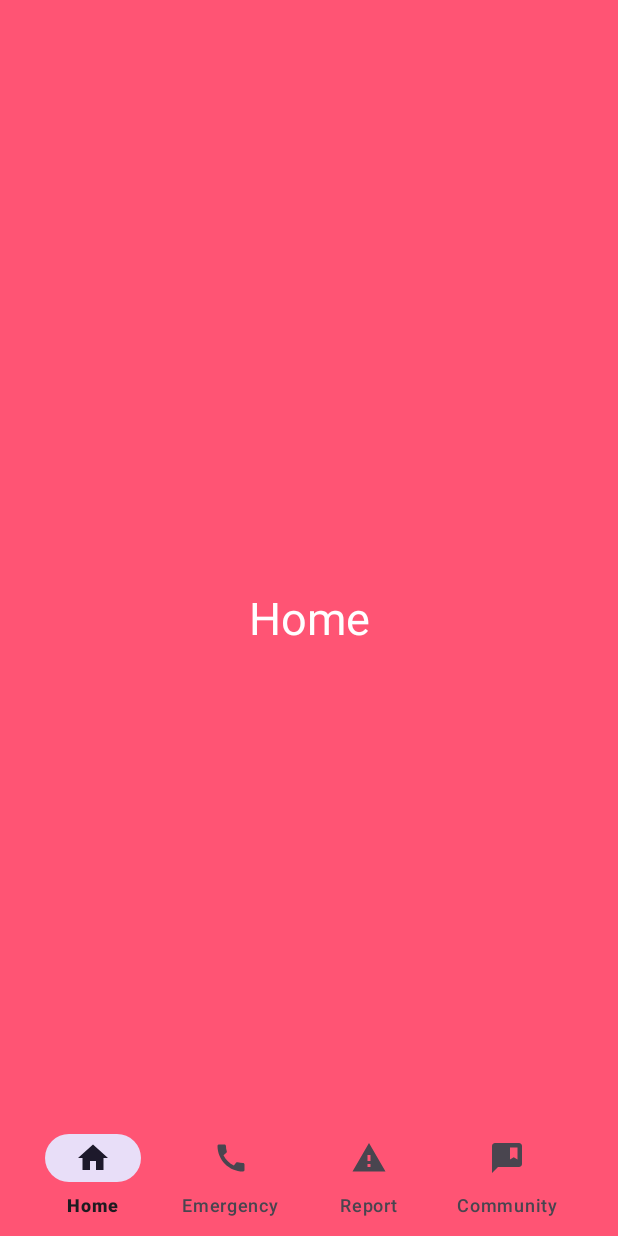
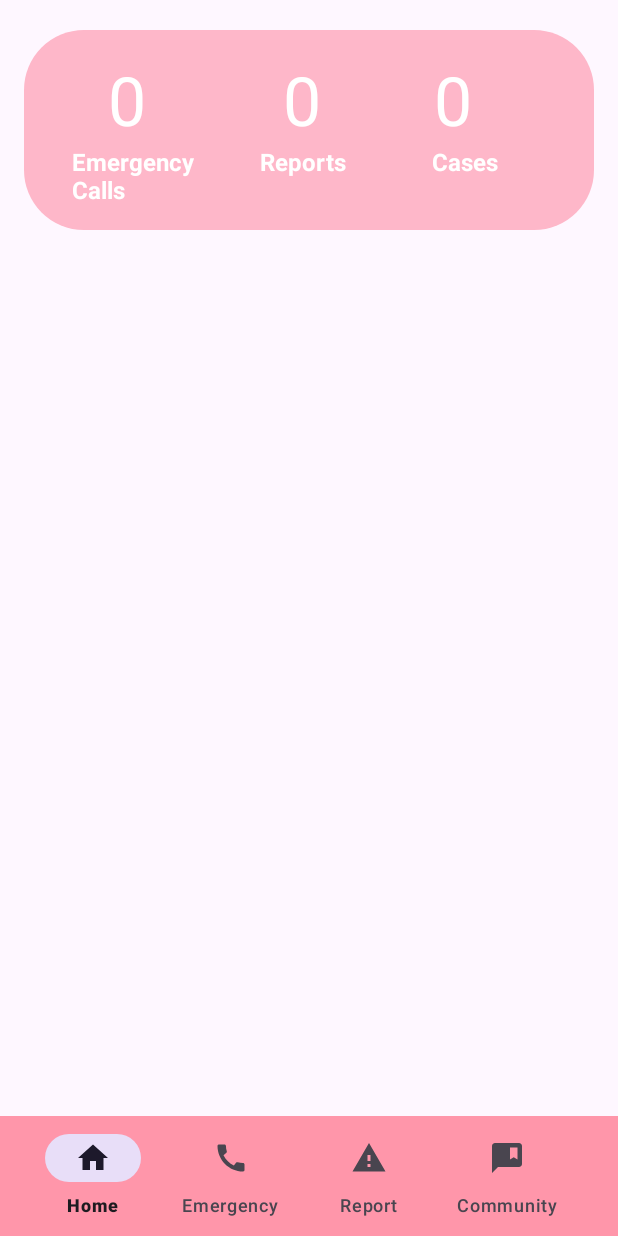
Before and after one commit to SamarpitaBDas/Raksha, an Android app: the HomeActivity screen opened directly, with no data from a screen before it, on a phone screen of 412 x 824 dp. Run offline under Robolectric (Android 15) with nearby library versions, the phone set to English and light mode, and no system bars; our stand-ins replace Firebase (no records; nobody signed in at launch, a user with empty details on screens opened directly).

Commit message:
home_stats_box

```diff
--- a/app/src/main/java/com/example/raksha/HomeActivity.java
+++ b/app/src/main/java/com/example/raksha/HomeActivity.java
@@ -12,6 +12,7 @@ import android.location.Location;
 import android.os.Bundle;
 import android.view.MenuItem;
 import android.view.View;
+import android.widget.TextView;
 import android.widget.Toast;
 
 import com.google.android.gms.location.FusedLocationProviderClient;
@@ -19,9 +20,12 @@ import com.google.android.gms.location.LocationServices;
 import com.google.android.gms.tasks.OnCompleteListener;
 import com.google.android.gms.tasks.Task;
 import com.google.android.material.bottomnavigation.BottomNavigationView;
+import com.google.firebase.database.DataSnapshot;
+import com.google.firebase.database.DatabaseError;
 import com.google.firebase.database.DatabaseReference;
 import com.google.firebase.database.FirebaseDatabase;
 import com.example.raksha.R;
+import com.google.firebase.database.ValueEventListener;
 
 public class HomeActivity extends AppCompatActivity {
 
@@ -29,15 +33,49 @@ public class HomeActivity extends AppCompatActivity {
     private FusedLocationProviderClient fusedLocationProviderClient;
     private DatabaseReference locationRef;
 
+    private DatabaseReference emergencyCallsRef;
+    private TextView emergencyCallsCountTextView;
+
+    private DatabaseReference reportsRef;
+    private TextView reportsCountTextView;
+
+    private DatabaseReference casesRef;
+    private TextView casesCountTextView;
+
     @Override
     protected void onCreate(Bundle savedInstanceState) {
         super.onCreate(savedInstanceState);
         setContentView(R.layout.activity_home);
 
+
+
+        // Initialize Firebase Database reference
+        emergencyCallsRef = FirebaseDatabase.getInstance().getReference("emergency_calls");
+
+        // Initialize TextView for emergency calls count
+        emergencyCallsCountTextView = findViewById(R.id.emergencyCallsCountTextView);
+
+        // Retrieve emergency calls count from Firebase
+        retrieveEmergencyCallsCount();
+
+
         fusedLocationProviderClient = LocationServices.getFusedLocationProviderClient(this);
         locationRef = FirebaseDatabase.getInstance().getReference("users");
 
         getLastLocation();
+
+        // Initialize Firebase Database reference for reports
+        reportsRef = FirebaseDatabase.getInstance().getReference("reports");
+
+        // Initialize TextView for reports count
+        reportsCountTextView = findViewById(R.id.reportsCountTextView);
+
+        // Retrieve reports count from Firebase
+        retrieveReportsCount();
+
+        casesRef = FirebaseDatabase.getInstance().getReference("cases");
+        casesCountTextView = findViewById(R.id.casesCountTextView);
+        retrieveCasesCount();
 
         BottomNavigationView bottomNavigationView = findViewById(R.id.bottomNavigationView);
         bottomNavigationView.setOnNavigationItemSelectedListener(new BottomNavigationView.OnNavigationItemSelectedListener() {
@@ -143,4 +181,61 @@ public class HomeActivity extends AppCompatActivity {
             }
         }
     }
+    private void retrieveEmergencyCallsCount() {
+        emergencyCallsRef.addListenerForSingleValueEvent(new ValueEventListener() {
+            @Override
+            public void onDataChange(@NonNull DataSnapshot dataSnapshot) {
+                // Get total number of emergency calls
+                long emergencyCallsCount = dataSnapshot.getChildrenCount();
+
+                // Update TextView with the count
+                emergencyCallsCountTextView.setText(String.valueOf(emergencyCallsCount));
+            }
+
+            @Override
+            public void onCancelled(@NonNull DatabaseError databaseError) {
+                // Handle error
+                Toast.makeText(HomeActivity.this, "Failed to retrieve emergency calls count", Toast.LENGTH_SHORT).show();
+            }
+        });
+    }
+
+    private void retrieveReportsCount() {
+        reportsRef.addListenerForSingleValueEvent(new ValueEventListener() {
+            @Override
+            public void onDataChange(@NonNull DataSnapshot dataSnapshot) {
+                // Get total number of reports
+                long reportsCount = dataSnapshot.getChildrenCount();
+
+                // Update TextView with the count
+                reportsCountTextView.setText(String.valueOf(reportsCount));
+            }
+
+            @Override
+            public void onCancelled(@NonNull DatabaseError databaseError) {
+                // Handle error
+                Toast.makeText(HomeActivity.this, "Failed to retrieve reports count", Toast.LENGTH_SHORT).show();
+            }
+        });
+    }
+
+    private void retrieveCasesCount() {
+        casesRef.addListenerForSingleValueEvent(new ValueEventListener() {
+            @Override
+            public void onDataChange(@NonNull DataSnapshot dataSnapshot) {
+                // Get total number of cases
+                long casesCount = dataSnapshot.getChildrenCount();
+
+                // Update TextView with the count
+                casesCountTextView.setText(String.valueOf(casesCount));
+            }
+
+            @Override
+            public void onCancelled(@NonNull DatabaseError databaseError) {
+                // Handle error
+                Toast.makeText(HomeActivity.this, "Failed to retrieve cases count", Toast.LENGTH_SHORT).show();
+            }
+        });
+    }
+
 }
--- /dev/null
+++ b/app/src/main/res/drawable/home_rectangle.xml
@@ -0,0 +1,7 @@
+<?xml version="1.0" encoding="utf-8"?>
+<shape xmlns:android="http://schemas.android.com/apk/res/android"
+    android:shape="rectangle">
+    <solid android:color="@color/lighterpink"/>
+    <corners android:radius="40dp"></corners>
+
+</shape>
--- a/app/src/main/res/layout/activity_home.xml
+++ b/app/src/main/res/layout/activity_home.xml
@@ -4,18 +4,15 @@
     xmlns:tools="http://schemas.android.com/tools"
     android:layout_width="match_parent"
     android:layout_height="match_parent"
-    android:background="@color/pink"
     tools:context=".HomeActivity">
 
-    <!-- TODO: Update blank fragment layout -->
-    <TextView
+    <RelativeLayout
         android:layout_width="match_parent"
-        android:layout_height="match_parent"
-        android:text="Home"
-        android:gravity="center"
-        android:textSize="30sp"
-        android:textColor="@color/white"/>
+        android:layout_height="match_parent">
 
+        <include layout = "@layout/home_stats_box" />
+    </RelativeLayout>
     <include layout="@layout/activity_nav_bottom" />
 
+
 </androidx.constraintlayout.widget.ConstraintLayout>
--- a/app/src/main/res/layout/activity_nav_bottom.xml
+++ b/app/src/main/res/layout/activity_nav_bottom.xml
@@ -7,20 +7,17 @@
     android:layout_height="match_parent"
     tools:context=".MainActivity">
 
-    <FrameLayout
-        android:layout_width="match_parent"
-        android:layout_height="match_parent"
-        android:id="@+id/frame_layout"/>
+<!--    <FrameLayout-->
+<!--        android:layout_width="match_parent"-->
+<!--        android:layout_height="match_parent"-->
+<!--        android:id="@+id/frame_layout"/>-->
 
     <com.google.android.material.bottomappbar.BottomAppBar
         android:layout_width="match_parent"
         android:layout_height="wrap_content"
         android:id="@+id/bottomAppBar"
         android:layout_gravity="bottom"
-        android:background="@color/white"
-        app:fabCradleMargin="10dp"
-        app:fabCradleRoundedCornerRadius="50dp"
-        android:backgroundTint="@color/pink">
+        android:backgroundTint="@color/lightpink">
 
         <com.google.android.material.bottomnavigation.BottomNavigationView
             android:layout_width="wrap_content"
--- /dev/null
+++ b/app/src/main/res/layout/home_stats_box.xml
@@ -0,0 +1,97 @@
+<?xml version="1.0" encoding="utf-8"?>
+<RelativeLayout
+    xmlns:android="http://schemas.android.com/apk/res/android"
+    android:layout_width="match_parent"
+    android:layout_height="wrap_content"
+    android:padding="16dp"
+    android:background="@drawable/home_rectangle"
+    android:layout_marginTop="20dp"
+    android:layout_marginLeft="16dp"
+    android:layout_marginRight="16dp">
+
+
+
+    <!-- Title for Emergency Calls -->
+
+    <!-- TextView to display the count of emergency calls -->
+
+    <TextView
+        android:id="@+id/emergencyCallsCountTextView"
+        android:layout_width="wrap_content"
+        android:layout_height="wrap_content"
+        android:text="0"
+        android:layout_marginLeft="40dp"
+        android:textColor="@color/white"
+        android:textSize="45sp" />
+
+    <TextView
+        android:id="@+id/emergencyCallsTitleTextView"
+        android:layout_width="wrap_content"
+        android:layout_height="wrap_content"
+        android:text="Emergency\nCalls"
+        android:layout_below="@id/emergencyCallsCountTextView"
+        android:textStyle="bold"
+        android:textSize="16sp"
+        android:layout_marginLeft="16dp"
+        android:textColor="@color/white"/>
+
+
+
+    <!-- TextView to display the count of reports -->
+    <!-- Title for Reports -->
+
+    <TextView
+        android:id="@+id/reportsCountTextView"
+        android:layout_width="wrap_content"
+        android:layout_height="wrap_content"
+        android:layout_marginStart="59dp"
+        android:layout_toEndOf="@id/emergencyCallsTitleTextView"
+        android:text="0"
+        android:textColor="@color/white"
+        android:textSize="45sp" />
+
+    <!-- TextView to display the count of cases -->
+
+
+    <!-- Title for Cases -->
+
+    <TextView
+        android:id="@+id/reportsTitleTextView"
+        android:layout_width="wrap_content"
+        android:layout_height="wrap_content"
+        android:layout_below="@id/reportsCountTextView"
+        android:layout_alignBaseline="@id/emergencyCallsTitleTextView"
+        android:layout_marginStart="44dp"
+        android:layout_marginLeft="30dp"
+        android:layout_marginTop="-1dp"
+        android:layout_toEndOf="@id/emergencyCallsTitleTextView"
+        android:text="Reports"
+        android:textColor="@color/white"
+        android:textSize="16sp"
+        android:textStyle="bold" />
+
+    <TextView
+        android:id="@+id/casesCountTextView"
+        android:layout_width="wrap_content"
+        android:layout_height="wrap_content"
+        android:layout_marginStart="160dp"
+        android:layout_toEndOf="@id/emergencyCallsTitleTextView"
+        android:text="0"
+        android:textColor="@color/white"
+        android:textSize="45sp" />
+
+    <TextView
+        android:id="@+id/casesTitleTextView"
+        android:layout_width="wrap_content"
+        android:layout_height="wrap_content"
+        android:layout_alignBaseline="@id/reportsTitleTextView"
+        android:layout_marginStart="57dp"
+        android:layout_marginLeft="30dp"
+        android:layout_marginTop="16dp"
+        android:layout_toEndOf="@id/reportsTitleTextView"
+        android:text="Cases"
+        android:textColor="@color/white"
+        android:textSize="16sp"
+        android:textStyle="bold" />
+
+</RelativeLayout>
```
